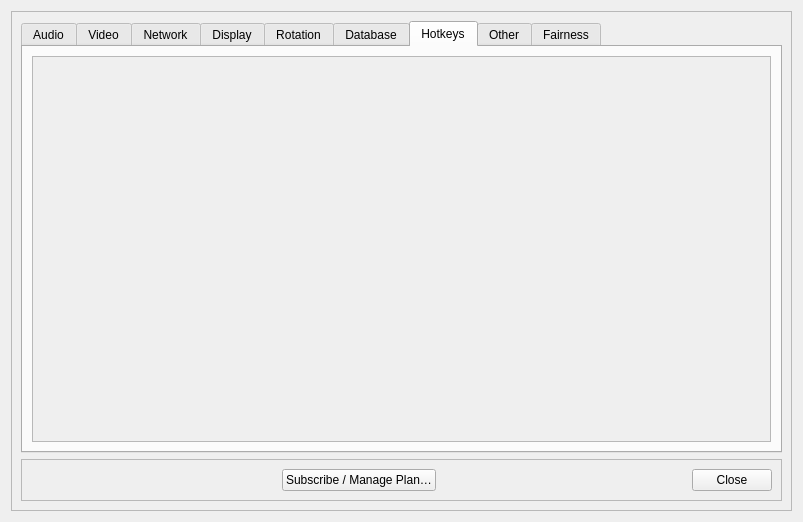
Qt form src/dlgsettings.ui (pkircher29/auto-kj) before a commit.
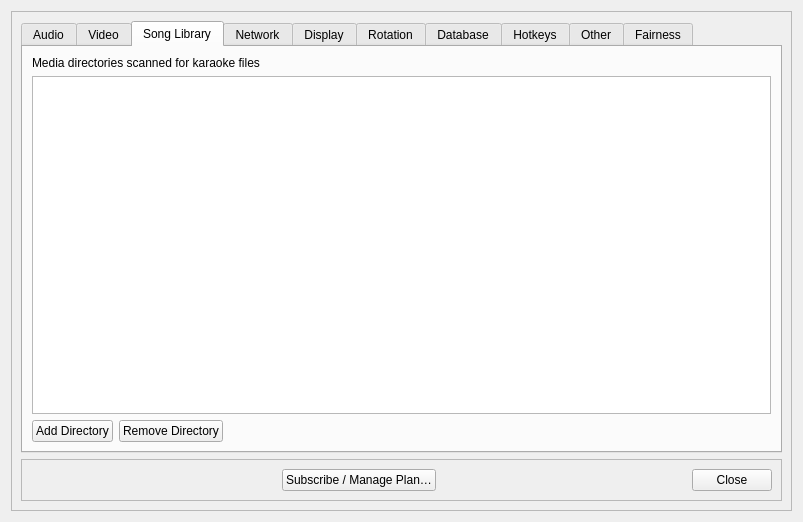
The same form after that commit. The open tabs and pages were chosen to show the change. Icons and pictures are not drawn.

Commit message: feat: add song library settings tab

The edit to the form file:
```diff
--- a/src/dlgsettings.ui
+++ b/src/dlgsettings.ui
@@ -1001,6 +1001,54 @@
             </item>
            </layout>
           </widget>
+          <widget class="QWidget" name="tabSongLibrary">
+           <attribute name="title">
+            <string>Song Library</string>
+           </attribute>
+           <layout class="QVBoxLayout" name="verticalLayoutSongLibrary">
+            <item>
+             <widget class="QLabel" name="labelSongLibraryDirs">
+              <property name="text">
+               <string>Media directories scanned for karaoke files</string>
+              </property>
+             </widget>
+            </item>
+            <item>
+             <widget class="QListWidget" name="listWidgetSongLibraryDirs"/>
+            </item>
+            <item>
+             <layout class="QHBoxLayout" name="horizontalLayoutSongLibraryButtons">
+              <item>
+               <widget class="QPushButton" name="btnAddSongLibraryDir">
+                <property name="text">
+                 <string>Add Directory</string>
+                </property>
+               </widget>
+              </item>
+              <item>
+               <widget class="QPushButton" name="btnRemoveSongLibraryDir">
+                <property name="text">
+                 <string>Remove Directory</string>
+                </property>
+               </widget>
+              </item>
+              <item>
+               <spacer name="horizontalSpacerSongLibrary">
+                <property name="orientation">
+                 <enum>Qt::Horizontal</enum>
+                </property>
+                <property name="sizeHint" stdset="0">
+                 <size>
+                  <width>40</width>
+                  <height>20</height>
+                 </size>
+                </property>
+               </spacer>
+              </item>
+             </layout>
+            </item>
+           </layout>
+          </widget>
           <widget class="QWidget" name="tabWidgetPage3">
            <attribute name="title">
             <string>Network</string>
```
The commit also changes 4 other files.
